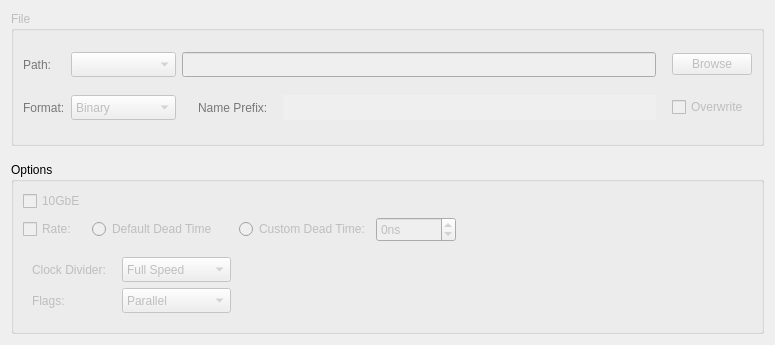
Qt form slsDetectorGui/forms/form_tab_dataoutput.ui (slsdetectorgroup/slsDetectorPackage) before a commit.
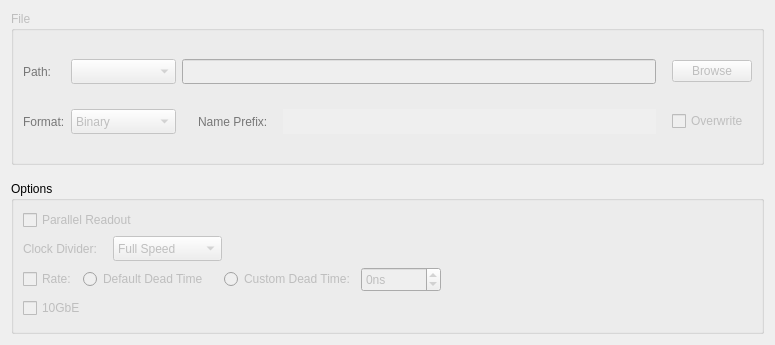
The same form after that commit. Icons and pictures are not drawn.

Commit message: python and gui fix for parallel, gui: clkdivider also for jungfrau and parallel also for m3

What changed in the file:
```diff
--- a/slsDetectorGui/forms/form_tab_dataoutput.ui
+++ b/slsDetectorGui/forms/form_tab_dataoutput.ui
@@ -419,17 +419,107 @@
       <string>Options</string>
      </property>
      <layout class="QGridLayout" name="gridLayout">
-      <item row="1" column="1">
-       <widget class="QRadioButton" name="radioDefaultDeadtime">
+      <item row="2" column="0">
+       <layout class="QHBoxLayout" name="horizontalLayout_2">
+        <item>
+         <widget class="QLabel" name="lblClkDivider">
         <property name="enabled">
          <bool>false</bool>
         </property>
+          <property name="maximumSize">
+           <size>
+            <width>105</width>
+            <height>16777215</height>
+           </size>
+          </property>
         <property name="text">
-         <string>Default Dead Time</string>
+           <string>Clock Divider:</string>
         </property>
        </widget>
       </item>
-      <item row="0" column="0">
+        <item>
+         <spacer name="horizontalSpacer_4">
+          <property name="orientation">
+           <enum>Qt::Horizontal</enum>
+          </property>
+          <property name="sizeType">
+           <enum>QSizePolicy::Fixed</enum>
+          </property>
+          <property name="sizeHint" stdset="0">
+           <size>
+            <width>10</width>
+            <height>20</height>
+           </size>
+          </property>
+         </spacer>
+        </item>
+        <item>
+         <widget class="QComboBox" name="comboClkDivider">
+          <property name="enabled">
+           <bool>false</bool>
+          </property>
+          <property name="minimumSize">
+           <size>
+            <width>0</width>
+            <height>25</height>
+           </size>
+          </property>
+          <property name="maximumSize">
+           <size>
+            <width>200</width>
+            <height>16777215</height>
+           </size>
+          </property>
+          <item>
+           <property name="text">
+            <string>Full Speed</string>
+           </property>
+          </item>
+          <item>
+           <property name="text">
+            <string>Half Speed</string>
+           </property>
+          </item>
+          <item>
+           <property name="text">
+            <string>Quarter Speed</string>
+           </property>
+          </item>
+         </widget>
+        </item>
+        <item>
+         <spacer name="horizontalSpacer_8">
+          <property name="orientation">
+           <enum>Qt::Horizontal</enum>
+          </property>
+          <property name="sizeType">
+           <enum>QSizePolicy::Expanding</enum>
+          </property>
+          <property name="sizeHint" stdset="0">
+           <size>
+            <width>10</width>
+            <height>20</height>
+           </size>
+          </property>
+         </spacer>
+        </item>
+       </layout>
+      </item>
+      <item row="1" column="0">
+       <layout class="QHBoxLayout" name="horizontalLayout">
+        <item>
+         <widget class="QCheckBox" name="chkParallel">
+          <property name="enabled">
+           <bool>false</bool>
+          </property>
+          <property name="text">
+           <string>Parallel Readout</string>
+          </property>
+         </widget>
+        </item>
+       </layout>
+      </item>
+      <item row="4" column="0">
        <widget class="QCheckBox" name="chkTenGiga">
         <property name="enabled">
          <bool>false</bool>
@@ -446,7 +536,55 @@
         </property>
        </widget>
       </item>
-      <item row="1" column="4">
+      <item row="3" column="0">
+       <layout class="QHBoxLayout" name="horizontalLayout_3">
+        <item>
+         <widget class="QCheckBox" name="chkRate">
+          <property name="enabled">
+           <bool>false</bool>
+          </property>
+          <property name="text">
+           <string>Rate:</string>
+          </property>
+         </widget>
+        </item>
+        <item>
+         <widget class="QRadioButton" name="radioDefaultDeadtime">
+          <property name="enabled">
+           <bool>false</bool>
+          </property>
+          <property name="text">
+           <string>Default Dead Time</string>
+          </property>
+         </widget>
+        </item>
+        <item>
+         <spacer name="horizontalSpacer_2">
+          <property name="orientation">
+           <enum>Qt::Horizontal</enum>
+          </property>
+          <property name="sizeType">
+           <enum>QSizePolicy::Fixed</enum>
+          </property>
+          <property name="sizeHint" stdset="0">
+           <size>
+            <width>10</width>
+            <height>20</height>
+           </size>
+          </property>
+         </spacer>
+        </item>
+        <item>
+         <widget class="QRadioButton" name="radioCustomDeadtime">
+          <property name="enabled">
+           <bool>false</bool>
+          </property>
+          <property name="text">
+           <string>Custom Dead Time:</string>
+          </property>
+         </widget>
+        </item>
+        <item>
        <widget class="QSpinBox" name="spinCustomDeadTime">
         <property name="enabled">
          <bool>false</bool>
@@ -480,43 +618,7 @@
         </property>
        </widget>
       </item>
-      <item row="1" column="0">
-       <widget class="QCheckBox" name="chkRate">
-        <property name="enabled">
-         <bool>false</bool>
-        </property>
-        <property name="text">
-         <string>Rate:</string>
-        </property>
-       </widget>
-      </item>
-      <item row="1" column="2">
-       <spacer name="horizontalSpacer_2">
-        <property name="orientation">
-         <enum>Qt::Horizontal</enum>
-        </property>
-        <property name="sizeType">
-         <enum>QSizePolicy::Fixed</enum>
-        </property>
-        <property name="sizeHint" stdset="0">
-         <size>
-          <width>10</width>
-          <height>20</height>
-         </size>
-        </property>
-       </spacer>
-      </item>
-      <item row="1" column="3">
-       <widget class="QRadioButton" name="radioCustomDeadtime">
-        <property name="enabled">
-         <bool>false</bool>
-        </property>
-        <property name="text">
-         <string>Custom Dead Time:</string>
-        </property>
-       </widget>
-      </item>
-      <item row="1" column="5">
+        <item>
        <spacer name="horizontalSpacer_7">
         <property name="orientation">
          <enum>Qt::Horizontal</enum>
@@ -532,129 +634,7 @@
         </property>
        </spacer>
       </item>
-      <item row="2" column="0" colspan="6">
-       <widget class="QWidget" name="widgetEiger" native="true">
-        <property name="enabled">
-         <bool>false</bool>
-        </property>
-        <layout class="QGridLayout" name="gridEiger">
-         <item row="0" column="1">
-          <spacer name="horizontalSpacer_4">
-           <property name="orientation">
-            <enum>Qt::Horizontal</enum>
-           </property>
-           <property name="sizeType">
-            <enum>QSizePolicy::Fixed</enum>
-           </property>
-           <property name="sizeHint" stdset="0">
-            <size>
-             <width>10</width>
-             <height>20</height>
-            </size>
-           </property>
-          </spacer>
-         </item>
-         <item row="0" column="2">
-          <widget class="QComboBox" name="comboEigerClkDivider">
-           <property name="minimumSize">
-            <size>
-             <width>0</width>
-             <height>25</height>
-            </size>
-           </property>
-           <property name="maximumSize">
-            <size>
-             <width>200</width>
-             <height>16777215</height>
-            </size>
-           </property>
-           <item>
-            <property name="text">
-             <string>Full Speed</string>
-            </property>
-           </item>
-           <item>
-            <property name="text">
-             <string>Half Speed</string>
-            </property>
-           </item>
-           <item>
-            <property name="text">
-             <string>Quarter Speed</string>
-            </property>
-           </item>
-          </widget>
-         </item>
-         <item row="1" column="4">
-          <spacer name="horizontalSpacer_6">
-           <property name="orientation">
-            <enum>Qt::Horizontal</enum>
-           </property>
-           <property name="sizeType">
-            <enum>QSizePolicy::Expanding</enum>
-           </property>
-           <property name="sizeHint" stdset="0">
-            <size>
-             <width>10</width>
-             <height>20</height>
-            </size>
-           </property>
-          </spacer>
-         </item>
-         <item row="1" column="0">
-          <widget class="QLabel" name="lblEigerFlags">
-           <property name="maximumSize">
-            <size>
-             <width>105</width>
-             <height>16777215</height>
-            </size>
-           </property>
-           <property name="text">
-            <string>Flags:</string>
-           </property>
-          </widget>
-         </item>
-         <item row="0" column="0">
-          <widget class="QLabel" name="lblClkDivider">
-           <property name="maximumSize">
-            <size>
-             <width>105</width>
-             <height>16777215</height>
-            </size>
-           </property>
-           <property name="text">
-            <string>Clock Divider:</string>
-           </property>
-          </widget>
-         </item>
-         <item row="1" column="2">
-          <widget class="QComboBox" name="comboEigerParallelFlag">
-           <property name="minimumSize">
-            <size>
-             <width>0</width>
-             <height>25</height>
-            </size>
-           </property>
-           <property name="maximumSize">
-            <size>
-             <width>200</width>
-             <height>16777215</height>
-            </size>
-           </property>
-           <item>
-            <property name="text">
-             <string>Parallel</string>
-            </property>
-           </item>
-           <item>
-            <property name="text">
-             <string>Non Parallel</string>
-            </property>
-           </item>
-          </widget>
-         </item>
-        </layout>
-       </widget>
+       </layout>
       </item>
      </layout>
     </widget>
```
Left out of the diff: 38 changed lines with no effect on the pictures. Lines whose indentation alone changed are shown as unchanged. The commit also changes 3 other files.
